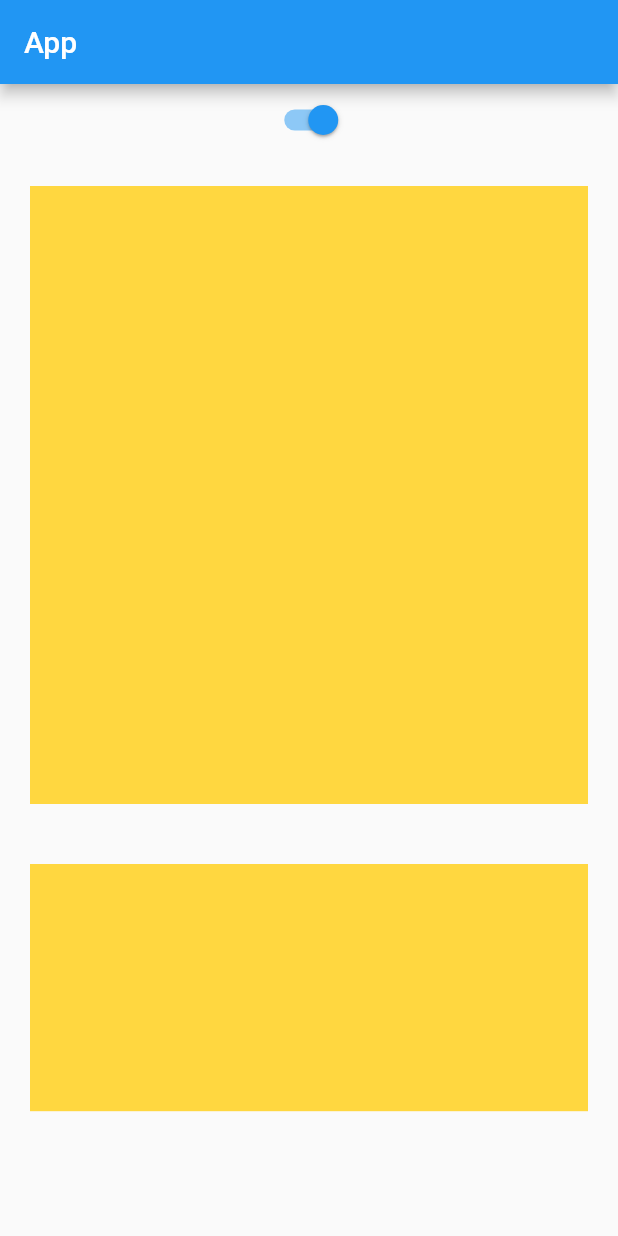
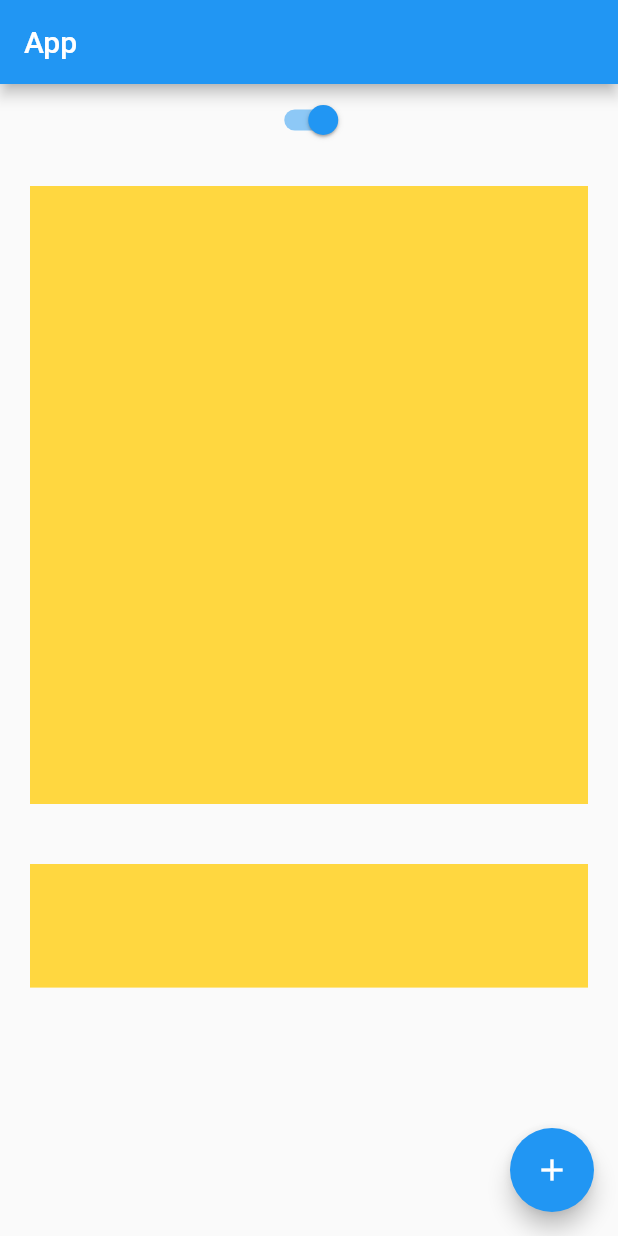
Before and after one commit to ZayniddinMamarasulov/adaptive_ui_lesson15, a Flutter app: the screen it shows after launch, on a phone screen of 412 x 824 dp. Run offline on Flutter 3.47's test engine with Material 2 defaults, Android fonts, the phone set to English and light mode, and no system bars.

Commit message:
last changes2

```diff
--- a/lib/main.dart
+++ b/lib/main.dart
@@ -1,3 +1,4 @@
+import 'dart:io';
 import 'package:flutter/cupertino.dart';
 import 'package:flutter/material.dart';
 import 'package:flutter/services.dart';
@@ -63,7 +64,7 @@ class _HomePageState extends State<HomePage> {
                     margin: EdgeInsets.all(20),
                   ),
                   Container(
-                      height: size.height * 0.2,
+                    height: size.height * 0.1,
                     color: Colors.amberAccent,
                     margin: EdgeInsets.all(20),
                   ),
@@ -83,6 +84,13 @@ class _HomePageState extends State<HomePage> {
                   ),
                 ],
               ),
-              ));
+            ),
+      floatingActionButton: Platform.isIOS
+          ? Container()
+          : FloatingActionButton(
+              child: Icon(Icons.add),
+              onPressed: () {},
+            ),
+    );
   }
 }
```
Lines whose indentation alone changed are shown as unchanged.
